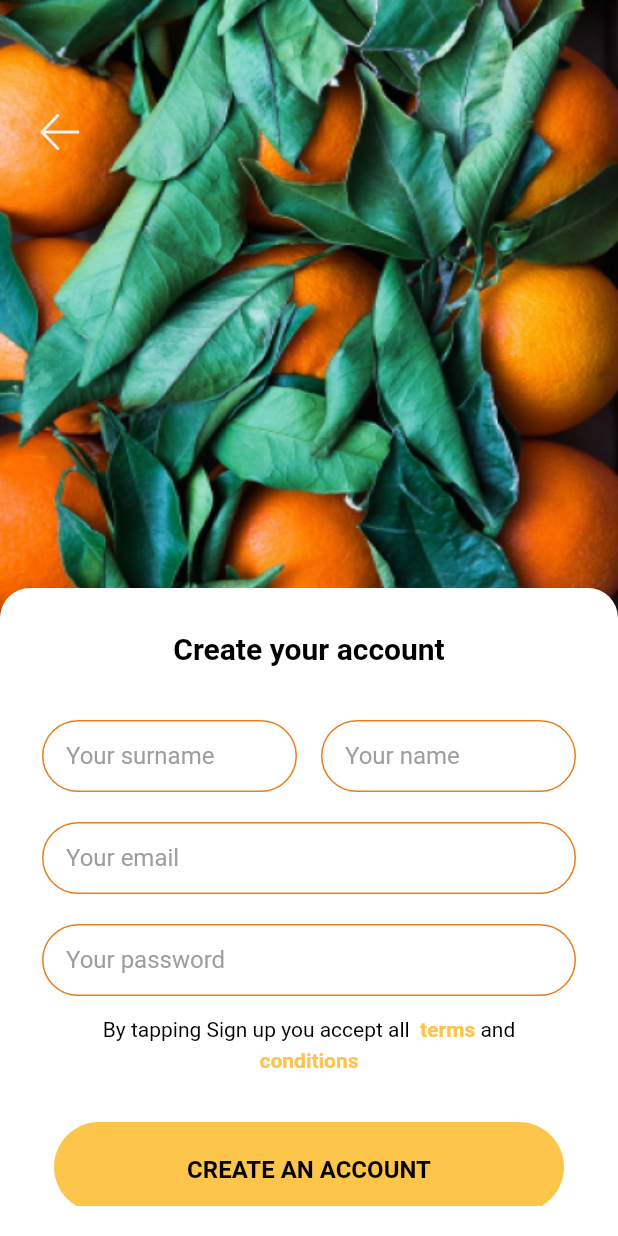
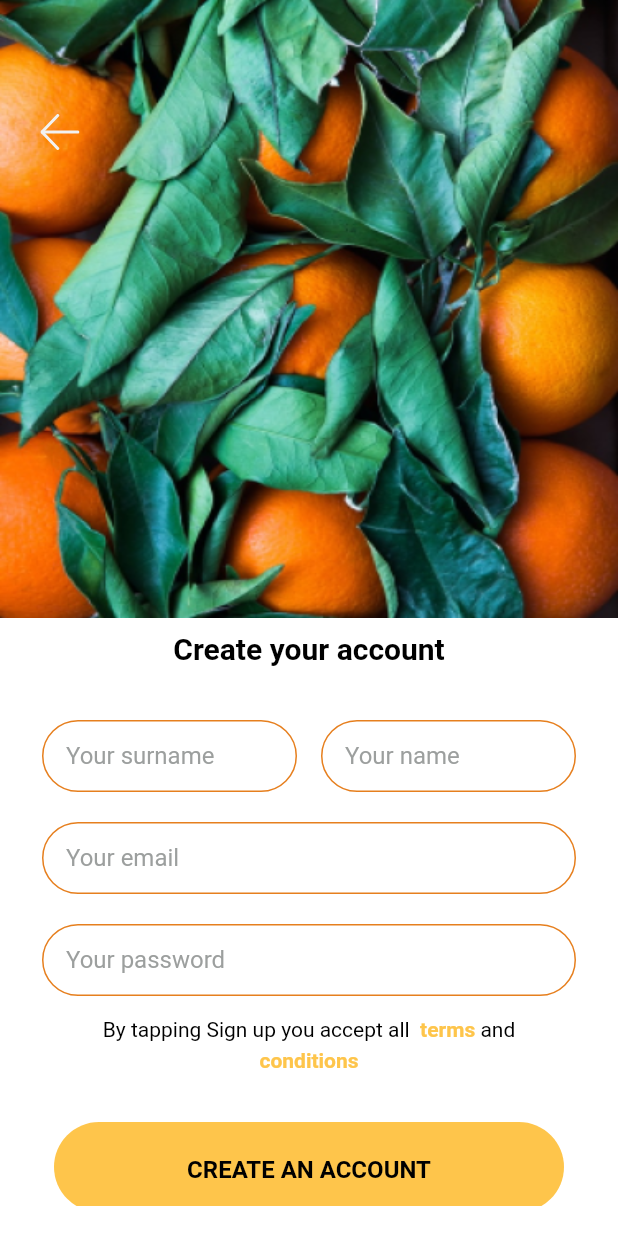
Before and after one commit to KamronFlutterDev/fresh_fruits, a Flutter app: the RegistrationScreen screen opened directly, on a phone screen of 412 x 824 dp. Run offline on Flutter 3.47's test engine with Material 2 defaults, Android fonts, the phone set to English and light mode, and no system bars; our stand-ins replace flutter_svg; Roboto replaces fonts that are missing (Poppins); statements that could not run were skipped.

Commit message:
test merge

```diff
--- a/lib/ui/pages/auth/registration_screen.dart
+++ b/lib/ui/pages/auth/registration_screen.dart
@@ -47,12 +47,6 @@ class RegistrationScreen extends StatelessWidget {
               child: Transform.translate(
                 offset: const Offset(0, -20),
                 child: Container(
-                  decoration: const BoxDecoration(
-                    color: Colors.white,
-                    borderRadius: BorderRadius.vertical(
-                      top: Radius.circular(20),
-                    ),
-                  ),
                   child: ListView(
                     padding: const EdgeInsets.symmetric(
                       horizontal: 28,
```
